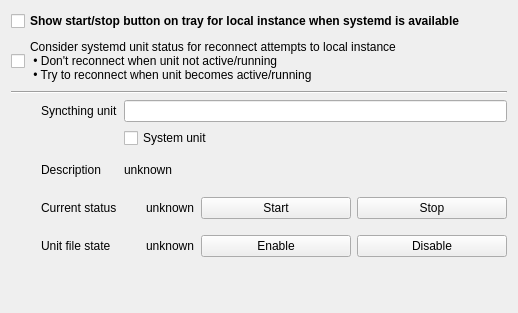
Martchus/syncthingtray, file widgets/settings/systemdoptionpage.ui: the form before one commit.
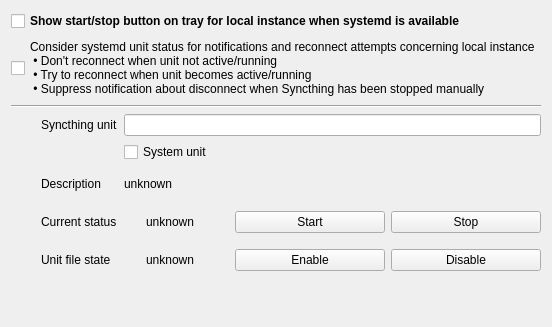
The form after the commit. Icons and pictures are not drawn. Custom widgets are drawn as their Qt base class.

Commit message:
Tie suppressing notifications to "reconnect integrations" of launcher/service
So suppressing notifications by either the launcher status or service
status can be enabled/disabled together with the re-connect tweaking. This
makes more sense than having it unconditionally enabled and makes the
presence of the feature (and when it is effective) also more visible to
users.

The edit to the form file:
```diff
--- a/widgets/settings/systemdoptionpage.ui
+++ b/widgets/settings/systemdoptionpage.ui
@@ -13,7 +13,6 @@
     <widget class="QCheckBox" name="showButtonCheckBox">
      <property name="font">
       <font>
-       <weight>75</weight>
        <bold>true</bold>
       </font>
      </property>
@@ -25,9 +24,10 @@
    <item>
     <widget class="QCheckBox" name="considerForReconnectCheckBox">
      <property name="text">
-      <string>Consider systemd unit status for reconnect attempts to local instance
+      <string>Consider systemd unit status for notifications and reconnect attempts concerning local instance
  • Don't reconnect when unit not active/running
- • Try to reconnect when unit becomes active/running</string>
+ • Try to reconnect when unit becomes active/running
+ • Suppress notification about disconnect when Syncthing has been stopped manually</string>
      </property>
     </widget>
    </item>
```
Left out of the diff: 3 changed lines with no effect on the pictures. The commit also changes 4 other files.
